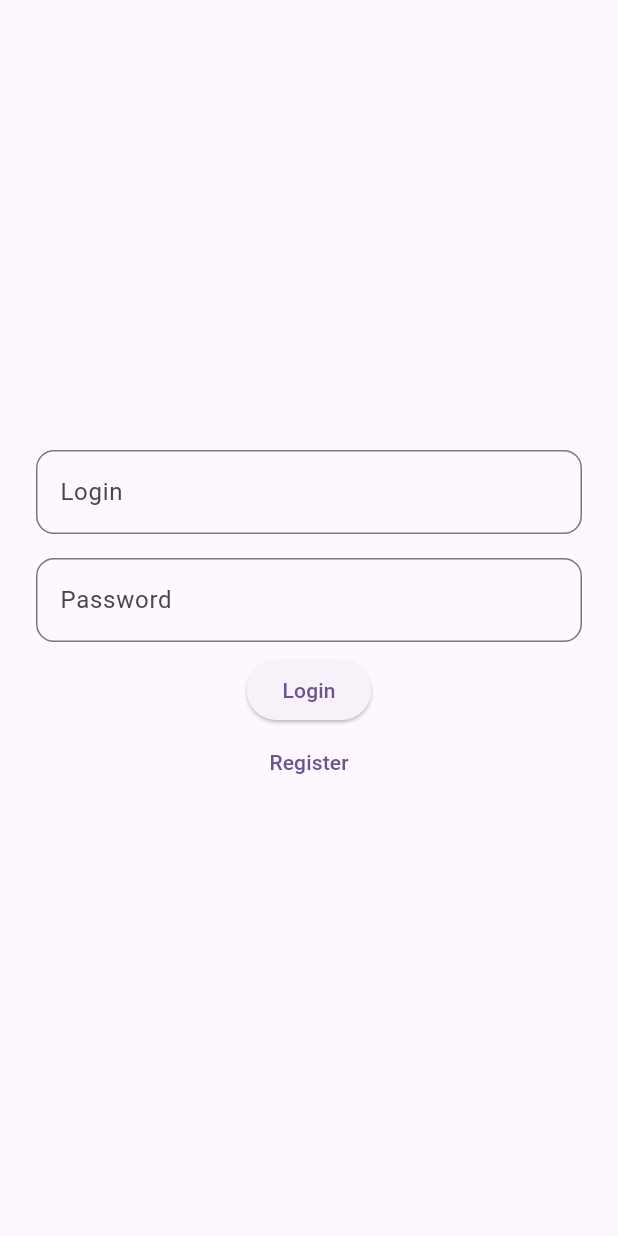
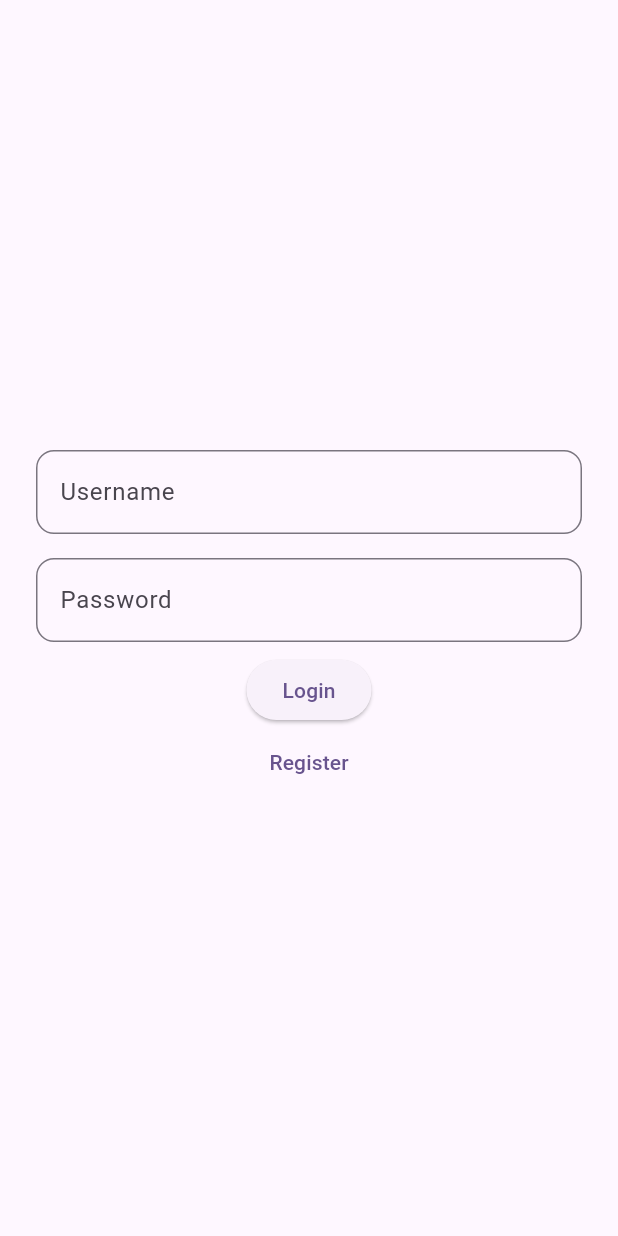
Before and after one commit to AntoniPochopien/Articles_app_flutter, a Flutter app: the screen it shows after launch, on a phone screen of 412 x 824 dp. Run offline on Flutter 3.47's test engine with Material 3 defaults, Android fonts, the phone set to English and light mode, and no system bars; our stand-ins replace auto_route, dartz, flutter_bloc, freezed_annotation, get_it, hive and 1 more; accounts and stored records are empty.

Commit message:
updated translations

```diff
--- a/lib/auth/presentation/pages/login_page.dart
+++ b/lib/auth/presentation/pages/login_page.dart
@@ -27,7 +27,7 @@ class _LoginPageState extends State<LoginPage> {
           children: [
             ArticlesInput(
               controller: _usernameController,
-              hint: T.login,
+              hint: T.username,
               validator: (v) {
                 if (v.isEmpty) {
                   return T.loginCannotBeEmpty;
--- a/lib/auth/presentation/pages/register_page.dart
+++ b/lib/auth/presentation/pages/register_page.dart
@@ -27,7 +27,7 @@ class _RegisterPageState extends State<RegisterPage> {
               children: [
                 ArticlesInput(
                   controller: _usernameController,
-                  hint: T.login,
+                  hint: T.username,
                   onChanged: (v) {
                     if (v.length >= 4) {
                       context.read<AuthCubit>().checkUsername(v);
--- a/lib/l10n/intl_en.arb
+++ b/lib/l10n/intl_en.arb
@@ -1,6 +1,7 @@
 {
     "@@locale": "en",
     "login":"Login",
+    "username":"Username",
     "loginCannotBeEmpty":"Login cannot be empty",
     "loginIsTooShort":"Login is too short",
     "password":"Password",
--- a/lib/l10n/intl_pl.arb
+++ b/lib/l10n/intl_pl.arb
@@ -1,6 +1,7 @@
 {
     "@@locale": "pl",
-    "login":"zaloguj się",
+    "login":"Zaloguj się",
+    "username":"Nazwa użytkownika",
     "loginCannotBeEmpty":"Login nie może być pusty",
     "loginIsTooShort":"Login jest za krótki",
     "password":"Hasło",
```
Also changed, not shown: lib/l10n/generated/intl/messages_en.dart, lib/l10n/generated/intl/messages_pl.dart, lib/l10n/generated/l10n.dart.
